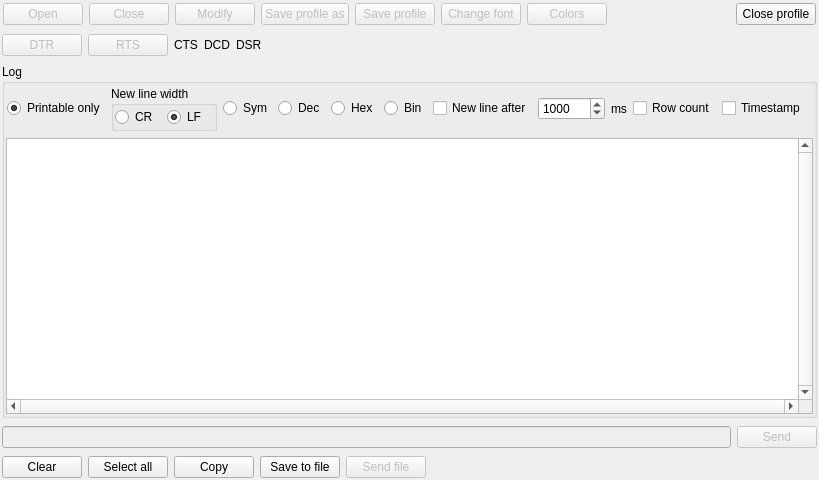
Before: the Qt Designer form qdterminal.ui in denisgottardello/QtComPort, drawn with Qt 5.
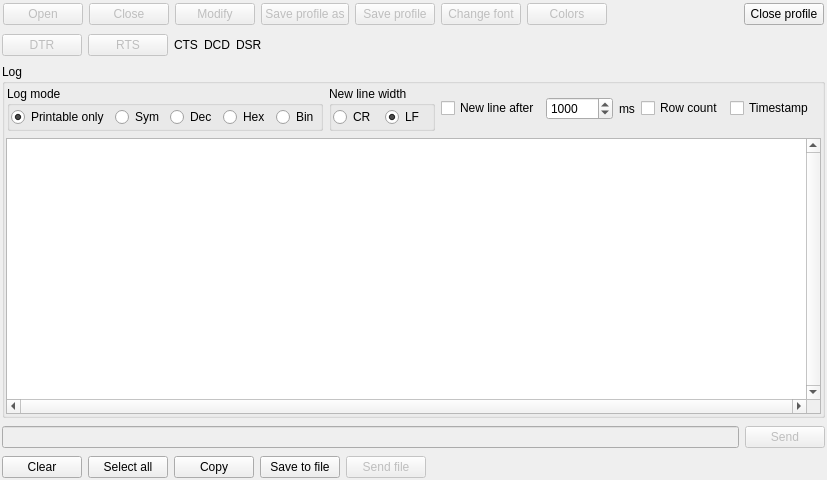
After: the same form once the commit is applied. Icons and pictures are not drawn.

Commit message: A little change in the log mode selection

What changed in the file:
```diff
--- a/qdterminal.ui
+++ b/qdterminal.ui
@@ -6,7 +6,7 @@
    <rect>
     <x>0</x>
     <y>0</y>
-    <width>819</width>
+    <width>827</width>
     <height>480</height>
    </rect>
   </property>
@@ -305,13 +305,65 @@
              <number>1</number>
             </property>
             <item>
-             <widget class="QRadioButton" name="QRBPrintableOnly">
-              <property name="text">
-               <string>Printable only</string>
+             <widget class="QGroupBox" name="groupBox_3">
+              <property name="title">
+               <string>Log mode</string>
               </property>
-              <property name="checked">
-               <bool>true</bool>
-              </property>
+              <layout class="QHBoxLayout" name="horizontalLayout_7">
+               <property name="leftMargin">
+                <number>1</number>
+               </property>
+               <property name="topMargin">
+                <number>1</number>
+               </property>
+               <property name="rightMargin">
+                <number>1</number>
+               </property>
+               <property name="bottomMargin">
+                <number>1</number>
+               </property>
+               <item>
+                <widget class="QRadioButton" name="QRBPrintableOnly">
+                 <property name="text">
+                  <string>Printable only</string>
+                 </property>
+                 <property name="checked">
+                  <bool>true</bool>
+                 </property>
+                </widget>
+               </item>
+               <item>
+                <widget class="QRadioButton" name="QRBSym">
+                 <property name="text">
+                  <string>Sym</string>
+                 </property>
+                 <property name="checked">
+                  <bool>false</bool>
+                 </property>
+                </widget>
+               </item>
+               <item>
+                <widget class="QRadioButton" name="QRBDec">
+                 <property name="text">
+                  <string>Dec</string>
+                 </property>
+                </widget>
+               </item>
+               <item>
+                <widget class="QRadioButton" name="QRBHex">
+                 <property name="text">
+                  <string>Hex</string>
+                 </property>
+                </widget>
+               </item>
+               <item>
+                <widget class="QRadioButton" name="QRBBin">
+                 <property name="text">
+                  <string>Bin</string>
+                 </property>
+                </widget>
+               </item>
+              </layout>
              </widget>
             </item>
             <item>
@@ -352,37 +404,6 @@
               </layout>
              </widget>
             </item>
-            <item>
-             <widget class="QRadioButton" name="QRBSym">
-              <property name="text">
-               <string>Sym</string>
-              </property>
-              <property name="checked">
-               <bool>false</bool>
-              </property>
-             </widget>
-            </item>
-            <item>
-             <widget class="QRadioButton" name="QRBDec">
-              <property name="text">
-               <string>Dec</string>
-              </property>
-             </widget>
-            </item>
-            <item>
-             <widget class="QRadioButton" name="QRBHex">
-              <property name="text">
-               <string>Hex</string>
-              </property>
-             </widget>
-            </item>
-            <item>
-             <widget class="QRadioButton" name="QRBBin">
-              <property name="text">
-               <string>Bin</string>
-              </property>
-             </widget>
-            </item>
             <item>
              <widget class="QCheckBox" name="QCBNewLineAfter">
               <property name="text">
```
Left out of the diff: 4 changed lines with no effect on the pictures. The commit also changes 5 other files.
